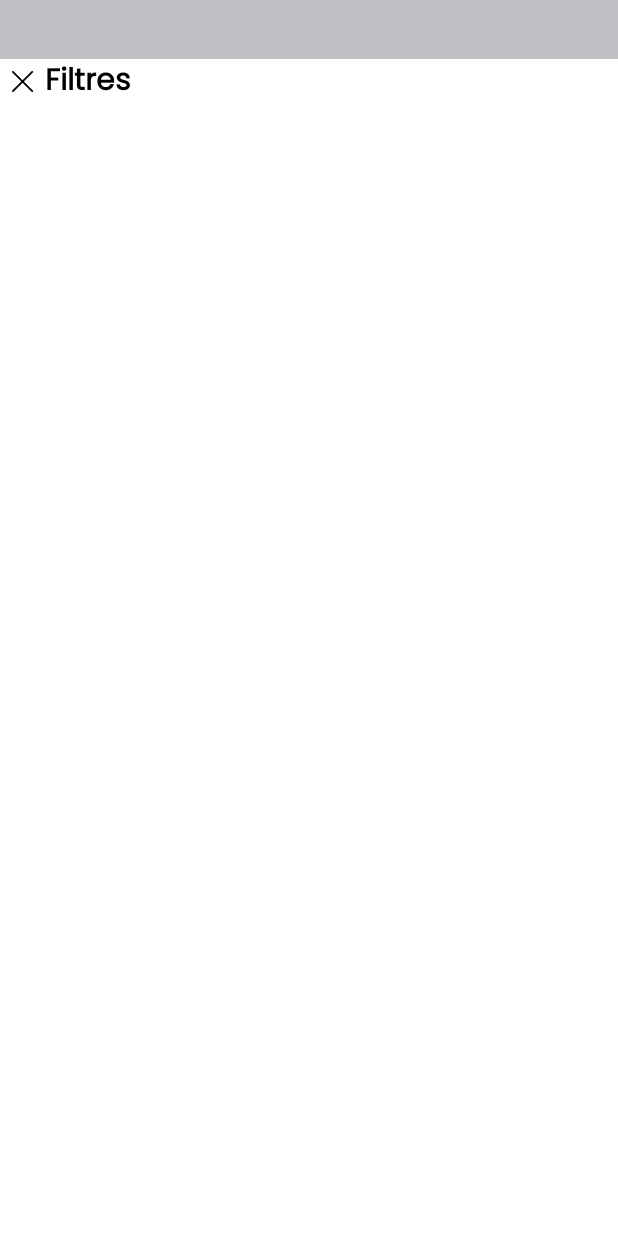
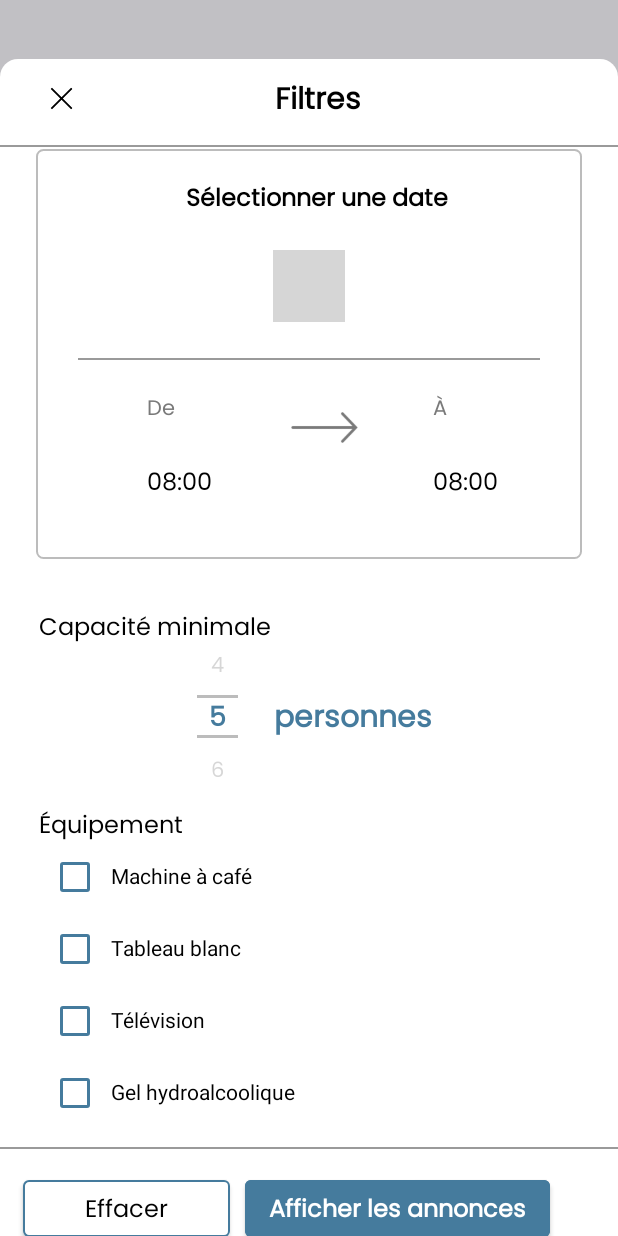
Before and after one commit to ColinSluck/bookit-mobile, an Android app built with Jetpack Compose: the FilterScreen screen opened through its navigation route, on a phone screen of 412 x 824 dp. Run offline under Robolectric (Android 15) with nearby library versions, the phone set to English and light mode, and no system bars; libraries missing offline, so code that uses them is left out: com.commandiron.wheel_picker_compose; 2 statements that could not run were skipped; grey boxes are pictures that could not be loaded.

Commit message:
Add Filter Screen v1.1

```diff
--- a/app/src/main/java/com/diiage/bookit/MainActivity.kt
+++ b/app/src/main/java/com/diiage/bookit/MainActivity.kt
@@ -71,7 +71,7 @@ private fun MainContent() {
 
                 composable(Screen.Home.route) { HomeScreen(navController) }
 
-                composable(Screen.Filter.route) { FilterScreen() }
+                composable(Screen.Filter.route) { FilterScreen(navController) }
 
             }
         }
--- a/app/src/main/java/com/diiage/bookit/ui/core/composables/filter/DetailsFilter.kt
+++ b/app/src/main/java/com/diiage/bookit/ui/core/composables/filter/DetailsFilter.kt
@@ -7,6 +7,7 @@ import androidx.compose.foundation.layout.Box
 import androidx.compose.foundation.layout.Column
 import androidx.compose.foundation.layout.Row
 import androidx.compose.foundation.layout.Spacer
+import androidx.compose.foundation.layout.absoluteOffset
 import androidx.compose.foundation.layout.padding
 import androidx.compose.material.Checkbox
 import androidx.compose.material.CheckboxDefaults
@@ -59,7 +60,7 @@ fun DetailsFilter() {
                 Text(
                     text = "personnes",
                     style = TextStyle(
-                        fontSize = 24.sp,
+                        fontSize = 20.sp,
                         fontFamily = FontFamily(Font(R.font.poppins_regular)),
                         fontWeight = FontWeight(700),
                         color = Color(0xFF457B9D),
@@ -85,14 +86,15 @@ fun DetailsFilter() {
             }
         }
         Column(
-            modifier = Modifier.padding(top = 176.dp),
+            modifier = Modifier.padding(top = 166.dp),
 
         ) {
             val mItemsList: List<String> = listOf("Machine à café", "Tableau blanc", "Télévision", "Gel hydroalcoolique")
             mItemsList.forEach { items ->
                 Row(
                     verticalAlignment = Alignment.CenterVertically,
-                    horizontalArrangement = Arrangement.Center
+                    horizontalArrangement = Arrangement.Center,
+                    modifier = Modifier.absoluteOffset(0.dp, (-12).dp)
                 ) {
                     val isChecked = remember { mutableStateOf(false) }
 
@@ -101,9 +103,9 @@ fun DetailsFilter() {
                         onCheckedChange = { isChecked.value = it },
                         enabled = true,
                         colors = CheckboxDefaults.colors(
-                            checkedColor = Color.Magenta,
-                            uncheckedColor = Color.DarkGray,
-                            checkmarkColor = Color.Cyan
+                            checkedColor = Color(0xFF457B9D),
+                            uncheckedColor = Color(0xFF457B9D),
+                            checkmarkColor = Color.White
                         )
                     )
                     Text(text = items)
--- a/app/src/main/java/com/diiage/bookit/ui/core/composables/filter/SelectedDate.kt
+++ b/app/src/main/java/com/diiage/bookit/ui/core/composables/filter/SelectedDate.kt
@@ -53,7 +53,7 @@ fun SelectedDate() {
                     fontFamily = FontFamily(Font(R.font.poppins_regular)),
                     fontWeight = FontWeight(700)
                 ),
-                modifier = Modifier.padding(horizontal = 100.dp)
+                modifier = Modifier.padding(start = 100.dp, top = 21.dp)
             )
             Column(
                 horizontalAlignment = Alignment.CenterHorizontally,
--- a/app/src/main/java/com/diiage/bookit/ui/core/composables/picker/HoursPicker.kt
+++ b/app/src/main/java/com/diiage/bookit/ui/core/composables/picker/HoursPicker.kt
@@ -48,7 +48,7 @@ import kotlin.math.roundToInt
 
 @Composable
 fun HoursPicker() {
-    val possibleValues = listOf("08:00", "08:15", "08:30", "08:45", "09:00")
+    val possibleValues = listOf("08:00", "08:15", "08:30", "08:45", "09:00", "09:15", "09:30", "09:45", "10:00", "10:15", "10:30")
     var state by remember { mutableStateOf(possibleValues[0]) }
     ListItemPicker(
         label = { it },
@@ -79,7 +79,7 @@ fun <T> ListItemPicker(
 ) {
     val minimumAlpha = 0.3f
     val verticalMargin = 0.dp
-    val numbersColumnHeight = 20.dp
+    val numbersColumnHeight = 80.dp
     val halfNumbersColumnHeight = numbersColumnHeight / 2
     val halfNumbersColumnHeightPx = with(LocalDensity.current) { halfNumbersColumnHeight.toPx() }
 
--- a/app/src/main/java/com/diiage/bookit/ui/core/composables/picker/NumberPicker.kt
+++ b/app/src/main/java/com/diiage/bookit/ui/core/composables/picker/NumberPicker.kt
@@ -206,7 +206,7 @@ fun <T> ListItemPicker(
                                 ))
                             ),
                         textStyle = TextStyle(
-                            fontSize = 24.sp,
+                            fontSize = 18.sp,
                             fontFamily = FontFamily(Font(R.font.poppins_regular)),
                             fontWeight = FontWeight(700),
                             color = Color(0xFF457B9D),
--- a/app/src/main/java/com/diiage/bookit/ui/screens/filter/FilterScreen.kt
+++ b/app/src/main/java/com/diiage/bookit/ui/screens/filter/FilterScreen.kt
@@ -1,17 +1,32 @@
 package com.diiage.bookit.ui.screens.filter
 
+import androidx.compose.foundation.BorderStroke
 import androidx.compose.foundation.Image
 import androidx.compose.foundation.background
+import androidx.compose.foundation.clickable
+import androidx.compose.foundation.layout.Arrangement
 import androidx.compose.foundation.layout.Box
+import androidx.compose.foundation.layout.Column
 import androidx.compose.foundation.layout.Row
+import androidx.compose.foundation.layout.fillMaxHeight
 import androidx.compose.foundation.layout.fillMaxSize
+import androidx.compose.foundation.layout.fillMaxWidth
+import androidx.compose.foundation.layout.height
 import androidx.compose.foundation.layout.padding
-import androidx.compose.foundation.layout.size
+import androidx.compose.foundation.layout.width
+import androidx.compose.foundation.shape.RoundedCornerShape
+import androidx.compose.material.Button
+import androidx.compose.material.ButtonDefaults
+import androidx.compose.material.Divider
 import androidx.compose.material.Text
 import androidx.compose.runtime.Composable
+import androidx.compose.runtime.LaunchedEffect
 import androidx.compose.runtime.collectAsState
 import androidx.compose.runtime.getValue
-import androidx.compose.ui.ExperimentalComposeUiApi
+import androidx.compose.runtime.mutableStateOf
+import androidx.compose.runtime.remember
+import androidx.compose.runtime.setValue
+import androidx.compose.ui.Alignment
 import androidx.compose.ui.Modifier
 import androidx.compose.ui.graphics.Color
 import androidx.compose.ui.layout.ContentScale
@@ -21,28 +36,35 @@ import androidx.compose.ui.text.font.Font
 import androidx.compose.ui.text.font.FontFamily
 import androidx.compose.ui.text.font.FontWeight
 import androidx.compose.ui.text.style.TextAlign
-import androidx.compose.ui.tooling.preview.Preview
 import androidx.compose.ui.unit.dp
 import androidx.compose.ui.unit.sp
 import androidx.lifecycle.viewmodel.compose.viewModel
+import androidx.navigation.NavController
 import com.diiage.bookit.R
+import com.diiage.bookit.ui.core.Screen
+import com.diiage.bookit.ui.core.composables.Line
+import com.diiage.bookit.ui.core.composables.filter.DetailsFilter
+import com.diiage.bookit.ui.core.composables.filter.SelectedDate
 
 private typealias UIState = FilterState
 
 @Composable
-fun FilterScreen() {
+fun FilterScreen(navController: NavController) {
     val viewModel: FilterViewModel = viewModel()
     val state by viewModel.state.collectAsState()
 
     FilterContent(
-        state = state
+        state = state,
+        navController = navController,
+        handleAction = viewModel::handleAction
     )
 }
 
-@OptIn(ExperimentalComposeUiApi::class)
 @Composable
 fun FilterContent(
     state: UIState = UIState(),
+    navController: NavController,
+    handleAction: (FilterAction) -> Unit
 ) {
     Box(
         modifier = Modifier
@@ -52,15 +74,25 @@ fun FilterContent(
     ) {
         Box(
             modifier = Modifier
-                .background(Color.White)
-                .fillMaxSize()
+                .background(color = Color(0xFFFFFFFF), shape = RoundedCornerShape(topStart =  12.dp, topEnd = 12.dp))
         ) {
-            Row {
+            Column(
+                horizontalAlignment = Alignment.CenterHorizontally,
+                verticalArrangement = Arrangement.Center,
+                modifier = Modifier.padding(start = 26.dp, top = 11.dp)
+            ) {
+                Row(
+                    verticalAlignment = Alignment.CenterVertically,
+                    horizontalArrangement = Arrangement.Center,
+                ){
                     Image(
                         painter = painterResource(id = R.drawable.close),
                         contentDescription = "Close",
                         contentScale = ContentScale.FillBounds,
-                    modifier = Modifier.size(30.dp)
+                        modifier = Modifier
+                            .width(30.dp)
+                            .height(30.dp)
+                            .clickable { navController.popBackStack() }
                     )
                     Text(
                         text = "Filtres",
@@ -69,16 +101,90 @@ fun FilterContent(
                             fontFamily = FontFamily(Font(R.font.poppins_regular)),
                             fontWeight = FontWeight(700),
                             color = Color(0xFF000000),
+                            textAlign = TextAlign.Center,
                         ),
-                    textAlign = TextAlign.Center
+                        modifier = Modifier.padding(start = 127.dp)
+                    )
+                }
+            }
+            Line(leftValue = 0, topValue = 57, rightValue = 0, bottomValue = 0, widthValue = 430)
+            Column(
+                verticalArrangement = Arrangement.Center,
+                modifier = Modifier
+                    .padding(top = 60.dp)
+                    .fillMaxHeight()
+            ){
+                Row(
+                    verticalAlignment = Alignment.CenterVertically,
+                    modifier = Modifier.padding(horizontal = 24.dp)
+                ){
+                    SelectedDate()
+                }
+                Row(
+                    modifier = Modifier.padding(top = 34.dp,  start = 26.dp)
+                ) {
+                    DetailsFilter()
+                }
+                Divider(
+                    modifier = Modifier
+                        .padding(0.dp)
+                        .fillMaxWidth()
+                        .background(color = Color(0x807A7A7A)),
+                    color = Color(0x807A7A7A),
+                    thickness = 1.dp
+                )
+                Row(
+                    modifier = Modifier
+                        .padding(top = 20.dp, start = 15.dp),
+                    horizontalArrangement = Arrangement.Center,
+                ) {
+                   Column (
+                       horizontalAlignment = Alignment.CenterHorizontally,
+                   ){
+                       Button(
+                           onClick = {
+                                    handleAction(FilterAction.ResetFilters)
+                               },
+                           colors = ButtonDefaults.outlinedButtonColors(backgroundColor = Color.White),
+                           border = BorderStroke(1.dp, Color(0xFF457B9D)),
+                           modifier = Modifier
+                               .height(70.dp)
+                               .width(138.dp)
+                       ){
+                           Text(
+                               text = "Effacer",
+                               style = TextStyle(
+                                   fontSize = 16.sp,
+                                   fontFamily = FontFamily(Font(R.font.poppins_regular)),
+                                   fontWeight = FontWeight(400),
+                                   color = Color(0xFF000000),
+                               )
+                           )
+                       }
+                   }
+                    Column (
+                        modifier = Modifier.padding(start = 10.dp, end = 10.dp)
+                    ){
+                        Button(
+                            onClick = { /*TODO*/ },
+                            colors = ButtonDefaults.outlinedButtonColors(backgroundColor = Color(0xFF457B9D)),
+                            border = BorderStroke(1.dp, Color(0xFF457B9D)),
+                            modifier = Modifier
+                                .height(70.dp)
+                        ){
+                            Text(
+                                text = "Afficher les annonces",
+                                style = TextStyle(
+                                    fontSize = 16.sp,
+                                    fontFamily = FontFamily(Font(R.font.poppins_regular)),
+                                    fontWeight = FontWeight(700),
+                                    color = Color(0xFFFFFFFF),
+                                )
                             )
                         }
                     }
                 }
             }
-
-@Preview
-@Composable
-fun FilterScreenPreview() {
-    FilterContent()
         }
+    }
+}
--- a/app/src/main/java/com/diiage/bookit/ui/screens/filter/FilterViewModel.kt
+++ b/app/src/main/java/com/diiage/bookit/ui/screens/filter/FilterViewModel.kt
@@ -1,13 +1,27 @@
 package com.diiage.bookit.ui.screens.filter
 
 import android.app.Application
+import androidx.compose.runtime.Composable
 import com.diiage.bookit.ui.core.ViewModel
 
 class FilterViewModel(application: Application) : ViewModel<FilterState>(FilterState(), application) {
+
+   private fun resetFilter() {
+
+   }
+   fun handleAction(action: FilterAction) {
+      when (action) {
+         is FilterAction.ResetFilters -> resetFilter()
+      }
+   }
 
 }
 
 data class FilterState(
    val isLoading: Boolean = true,
-   val error: String? = null
+   val error: String? = null,
 )
+
+sealed interface FilterAction {
+    object ResetFilters : FilterAction
+}
```
Lines whose indentation alone changed are shown as unchanged.
